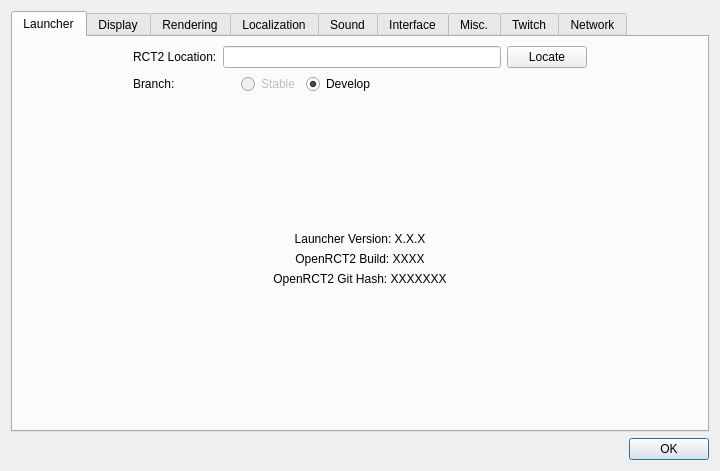
This is OpenRCT2Launcher/configuration.ui in LRFLEW/OpenRCT2Launcher as Qt 5 draws it before an edit. The edited form follows.
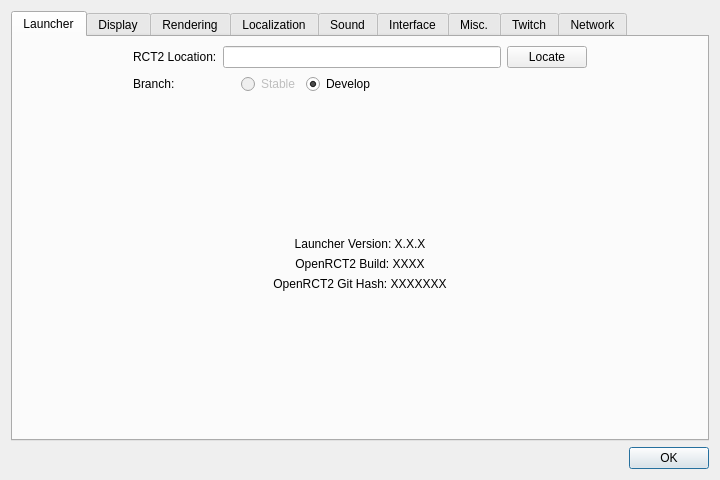
This is the edited form.

The edit to the form file:
```diff
--- a/OpenRCT2Launcher/configuration.ui
+++ b/OpenRCT2Launcher/configuration.ui
@@ -7,9 +7,27 @@
     <x>0</x>
     <y>0</y>
     <width>720</width>
-    <height>471</height>
+    <height>480</height>
    </rect>
   </property>
+  <property name="sizePolicy">
+   <sizepolicy hsizetype="Fixed" vsizetype="Fixed">
+    <horstretch>0</horstretch>
+    <verstretch>0</verstretch>
+   </sizepolicy>
+  </property>
+  <property name="minimumSize">
+   <size>
+    <width>720</width>
+    <height>480</height>
+   </size>
+  </property>
+  <property name="maximumSize">
+   <size>
+    <width>720</width>
+    <height>480</height>
+   </size>
+  </property>
   <property name="windowTitle">
    <string>Options</string>
   </property>
```
Left out of the diff: 3 changed lines with no effect on the pictures.
